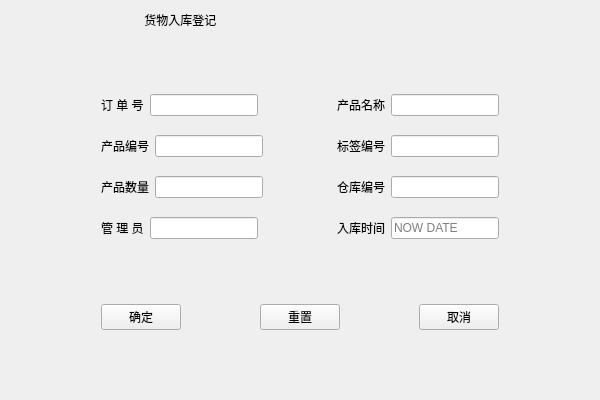
First picture: the form in Deca/views/storage.ui, repository summerfll/wms, before the edit.
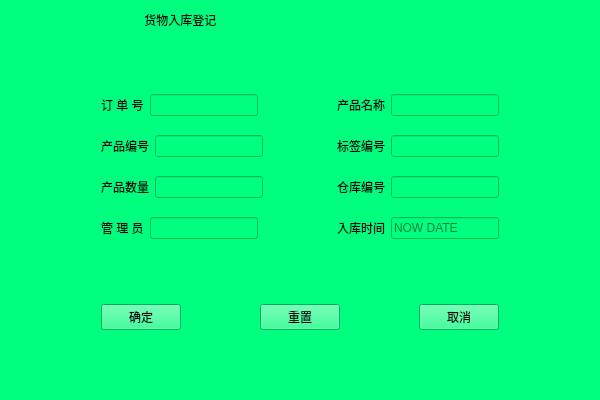
Second picture: the form after the edit. Icons and pictures are not drawn.

```diff
--- a/Deca/views/storage.ui
+++ b/Deca/views/storage.ui
@@ -5,6 +5,9 @@
   <property name="windowModality">
    <enum>Qt::NonModal</enum>
   </property>
+  <property name="enabled">
+   <bool>true</bool>
+  </property>
   <property name="geometry">
    <rect>
     <x>0</x>
@@ -27,15 +30,29 @@
     <normalon>:/icons/CQUPT.ico</normalon>
    </iconset>
   </property>
+  <property name="windowOpacity">
+   <double>1.000000000000000</double>
+  </property>
+  <property name="layoutDirection">
+   <enum>Qt::LeftToRight</enum>
+  </property>
   <property name="autoFillBackground">
    <bool>false</bool>
   </property>
+  <property name="styleSheet">
+   <string notr="true">
+background-color: rgb(0, 255, 127);
+</string>
+  </property>
   <property name="inputMethodHints">
    <set>Qt::ImhNone</set>
   </property>
   <layout class="QGridLayout" name="gridLayout">
    <item row="2" column="2">
     <spacer name="horizontalSpacer_7">
+     <property name="styleSheet">
+      <string notr="true"/>
+     </property>
      <property name="orientation">
       <enum>Qt::Horizontal</enum>
      </property>
@@ -49,6 +66,9 @@
    </item>
    <item row="2" column="0">
     <spacer name="horizontalSpacer_8">
+     <property name="styleSheet">
+      <string notr="true"/>
+     </property>
      <property name="orientation">
       <enum>Qt::Horizontal</enum>
      </property>
@@ -62,6 +82,9 @@
    </item>
    <item row="0" column="1">
     <widget class="QLabel" name="label">
+     <property name="styleSheet">
+      <string notr="true"/>
+     </property>
      <property name="text">
       <string>             货物入库登记</string>
      </property>
@@ -72,6 +95,9 @@
    </item>
    <item row="1" column="1">
     <spacer name="verticalSpacer_4">
+     <property name="styleSheet">
+      <string notr="true"/>
+     </property>
      <property name="orientation">
       <enum>Qt::Vertical</enum>
      </property>
@@ -85,6 +111,9 @@
    </item>
    <item row="3" column="1">
     <spacer name="verticalSpacer_5">
+     <property name="styleSheet">
+      <string notr="true"/>
+     </property>
      <property name="orientation">
       <enum>Qt::Vertical</enum>
      </property>
@@ -98,6 +127,9 @@
    </item>
    <item row="5" column="1">
     <spacer name="verticalSpacer_6">
+     <property name="styleSheet">
+      <string notr="true"/>
+     </property>
      <property name="orientation">
       <enum>Qt::Vertical</enum>
      </property>
@@ -113,6 +145,9 @@
     <layout class="QHBoxLayout" name="horizontalLayout">
      <item>
       <widget class="QPushButton" name="pushButton">
+       <property name="styleSheet">
+        <string notr="true"/>
+       </property>
        <property name="text">
         <string>确定</string>
        </property>
@@ -120,6 +155,9 @@
      </item>
      <item>
       <spacer name="horizontalSpacer">
+       <property name="styleSheet">
+        <string notr="true"/>
+       </property>
        <property name="orientation">
         <enum>Qt::Horizontal</enum>
        </property>
@@ -133,6 +171,9 @@
      </item>
      <item>
       <widget class="QPushButton" name="pushButton_2">
+       <property name="styleSheet">
+        <string notr="true"/>
+       </property>
        <property name="text">
         <string>重置</string>
        </property>
@@ -140,6 +181,9 @@
      </item>
      <item>
       <spacer name="horizontalSpacer_2">
+       <property name="styleSheet">
+        <string notr="true"/>
+       </property>
        <property name="orientation">
         <enum>Qt::Horizontal</enum>
        </property>
@@ -153,6 +197,9 @@
      </item>
      <item>
       <widget class="QPushButton" name="pushButton_3">
+       <property name="styleSheet">
+        <string notr="true"/>
+       </property>
        <property name="text">
         <string>取消</string>
        </property>
@@ -166,6 +213,9 @@
       <layout class="QHBoxLayout" name="horizontalLayout_2">
        <item>
         <widget class="QLabel" name="label_2">
+         <property name="styleSheet">
+          <string notr="true"/>
+         </property>
          <property name="text">
           <string>订 单 号</string>
          </property>
@@ -176,6 +226,9 @@
          <property name="autoFillBackground">
           <bool>false</bool>
          </property>
+         <property name="styleSheet">
+          <string notr="true"/>
+         </property>
          <property name="inputMethodHints">
           <set>Qt::ImhHiddenText</set>
          </property>
@@ -192,6 +245,9 @@
        </item>
        <item>
         <spacer name="horizontalSpacer_3">
+         <property name="styleSheet">
+          <string notr="true"/>
+         </property>
          <property name="orientation">
           <enum>Qt::Horizontal</enum>
          </property>
@@ -205,18 +261,28 @@
        </item>
        <item>
         <widget class="QLabel" name="label_3">
+         <property name="styleSheet">
+          <string notr="true"/>
+         </property>
          <property name="text">
           <string>产品名称</string>
          </property>
         </widget>
        </item>
        <item>
-        <widget class="QLineEdit" name="lineEdit_2"/>
+        <widget class="QLineEdit" name="lineEdit_2">
+         <property name="styleSheet">
+          <string notr="true"/>
+         </property>
+        </widget>
        </item>
       </layout>
      </item>
      <item>
       <spacer name="verticalSpacer">
+       <property name="styleSheet">
+        <string notr="true"/>
+       </property>
        <property name="orientation">
         <enum>Qt::Vertical</enum>
        </property>
@@ -232,16 +298,26 @@
       <layout class="QHBoxLayout" name="horizontalLayout_3">
        <item>
         <widget class="QLabel" name="label_4">
+         <property name="styleSheet">
+          <string notr="true"/>
+         </property>
          <property name="text">
           <string>产品编号</string>
          </property>
         </widget>
        </item>
        <item>
-        <widget class="QLineEdit" name="lineEdit_3"/>
+        <widget class="QLineEdit" name="lineEdit_3">
+         <property name="styleSheet">
+          <string notr="true"/>
+         </property>
+        </widget>
        </item>
        <item>
         <spacer name="horizontalSpacer_4">
+         <property name="styleSheet">
+          <string notr="true"/>
+         </property>
          <property name="orientation">
           <enum>Qt::Horizontal</enum>
          </property>
@@ -255,18 +331,28 @@
        </item>
        <item>
         <widget class="QLabel" name="label_5">
+         <property name="styleSheet">
+          <string notr="true"/>
+         </property>
          <property name="text">
           <string>标签编号</string>
          </property>
         </widget>
        </item>
        <item>
-        <widget class="QLineEdit" name="lineEdit_4"/>
+        <widget class="QLineEdit" name="lineEdit_4">
+         <property name="styleSheet">
+          <string notr="true"/>
+         </property>
+        </widget>
        </item>
       </layout>
      </item>
      <item>
       <spacer name="verticalSpacer_2">
+       <property name="styleSheet">
+        <string notr="true"/>
+       </property>
        <property name="orientation">
         <enum>Qt::Vertical</enum>
        </property>
@@ -282,16 +368,26 @@
       <layout class="QHBoxLayout" name="horizontalLayout_5">
        <item>
         <widget class="QLabel" name="label_6">
+         <property name="styleSheet">
+          <string notr="true"/>
+         </property>
          <property name="text">
           <string>产品数量</string>
          </property>
         </widget>
        </item>
        <item>
-        <widget class="QLineEdit" name="lineEdit_5"/>
+        <widget class="QLineEdit" name="lineEdit_5">
+         <property name="styleSheet">
+          <string notr="true"/>
+         </property>
+        </widget>
        </item>
        <item>
         <spacer name="horizontalSpacer_6">
+         <property name="styleSheet">
+          <string notr="true"/>
+         </property>
          <property name="orientation">
           <enum>Qt::Horizontal</enum>
          </property>
@@ -305,18 +401,28 @@
        </item>
        <item>
         <widget class="QLabel" name="label_7">
+         <property name="styleSheet">
+          <string notr="true"/>
+         </property>
          <property name="text">
           <string>仓库编号</string>
          </property>
         </widget>
        </item>
        <item>
-        <widget class="QLineEdit" name="lineEdit_6"/>
+        <widget class="QLineEdit" name="lineEdit_6">
+         <property name="styleSheet">
+          <string notr="true"/>
+         </property>
+        </widget>
        </item>
       </layout>
      </item>
      <item>
       <spacer name="verticalSpacer_3">
+       <property name="styleSheet">
+        <string notr="true"/>
+       </property>
        <property name="orientation">
         <enum>Qt::Vertical</enum>
        </property>
@@ -332,16 +438,26 @@
       <layout class="QHBoxLayout" name="horizontalLayout_4">
        <item>
         <widget class="QLabel" name="label_8">
+         <property name="styleSheet">
+          <string notr="true"/>
+         </property>
          <property name="text">
           <string>管 理 员</string>
          </property>
         </widget>
        </item>
        <item>
-        <widget class="QLineEdit" name="lineEdit_7"/>
+        <widget class="QLineEdit" name="lineEdit_7">
+         <property name="styleSheet">
+          <string notr="true"/>
+         </property>
+        </widget>
        </item>
        <item>
         <spacer name="horizontalSpacer_5">
+         <property name="styleSheet">
+          <string notr="true"/>
+         </property>
          <property name="orientation">
           <enum>Qt::Horizontal</enum>
          </property>
@@ -355,6 +471,9 @@
        </item>
        <item>
         <widget class="QLabel" name="label_9">
+         <property name="styleSheet">
+          <string notr="true"/>
+         </property>
          <property name="text">
           <string>入库时间</string>
          </property>
@@ -365,6 +484,9 @@
          <property name="enabled">
           <bool>true</bool>
          </property>
+         <property name="styleSheet">
+          <string notr="true"/>
+         </property>
          <property name="text">
           <string/>
          </property>
```
Left out of the diff: 3 changed lines with no effect on the pictures.
